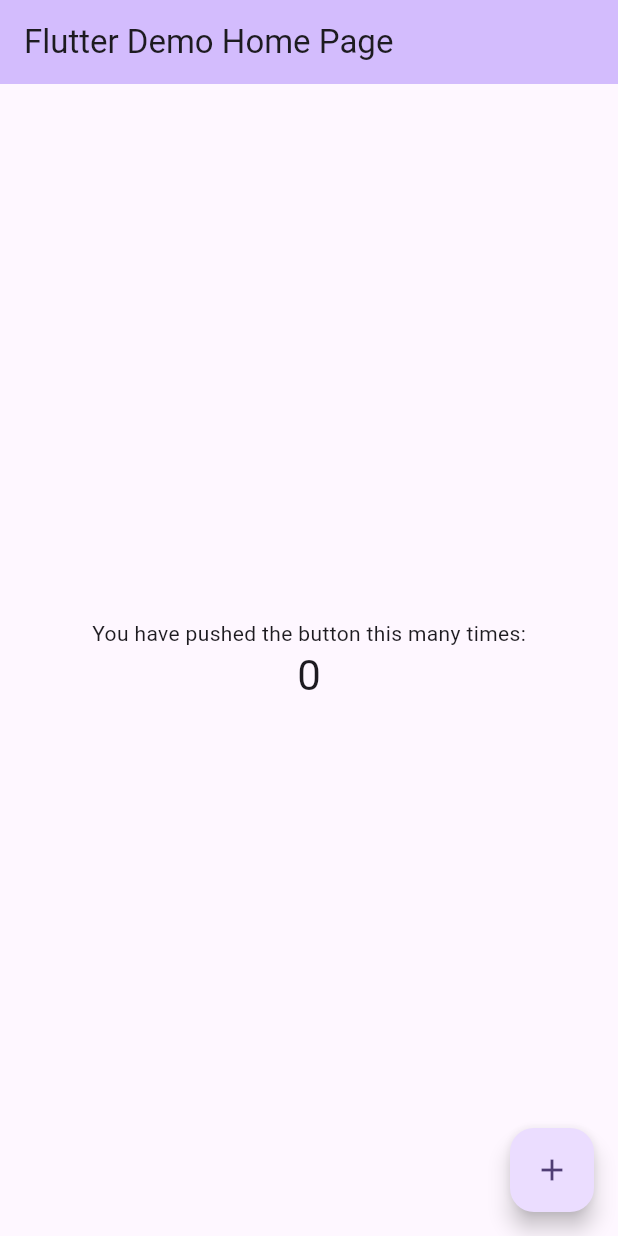
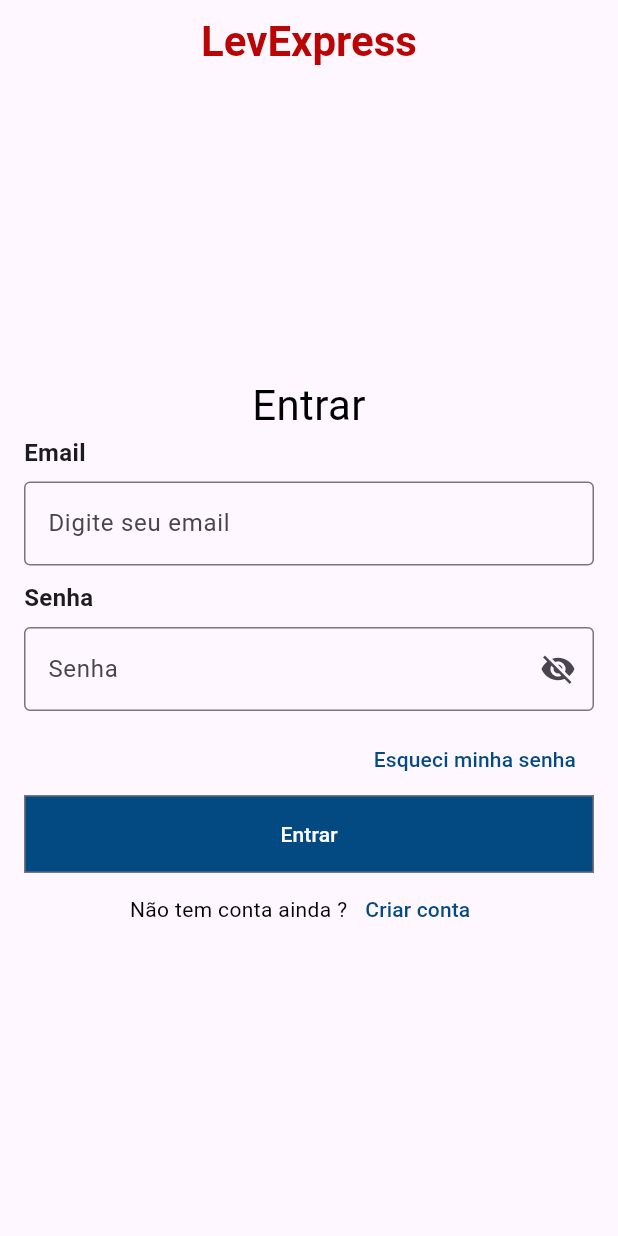
Before and after one commit to jaovy05/LevExpress, a Flutter app: the screen it shows after launch, on a phone screen of 412 x 824 dp. Run offline on Flutter 3.47's test engine with Material 3 defaults, Android fonts, the phone set to English and light mode, and no system bars.

Commit message:
Frontend login e registre-se

```diff
--- /dev/null
+++ b/levexpress/lib/Components/AppBackend/LoginForm.dart
@@ -0,0 +1,181 @@
+import 'package:flutter/material.dart';
+import 'package:http/http.dart' as http;
+import 'dart:convert';
+
+class LoginForm extends StatefulWidget {
+  const LoginForm({super.key});
+
+  @override
+  _LoginFormState createState() => _LoginFormState();
+}
+
+class _LoginFormState extends State<LoginForm> {
+  final _formKey = GlobalKey<FormState>();
+  String _email = '';
+  String _password = '';
+  // ignore: unused_field
+  bool _loading = false;
+  // ignore: unused_field
+  String? _error;
+  bool _obscureText = true;
+
+  Future<void> _login() async {
+    if (_formKey.currentState!.validate()) {
+      _formKey.currentState!.save();
+      final emailNormalizado = _email.trim().toLowerCase();
+      setState(() {
+        _loading = true;
+        _error = null;
+      });
+
+      try {
+        final response = await http.post(
+          Uri.parse('http://192.168.0.105:3000/login'),
+          headers: {'Content-Type': 'application/json'},
+          body: json.encode({'nome': emailNormalizado, 'senha': _password}),
+        );
+        if (response.statusCode == 200) {
+          Navigator.pushReplacementNamed(context, '/home');
+        } else {
+          setState(() {
+            _error = 'Email ou senha incorretos.';
+          });
+        }
+      } catch (e) {
+        setState(() {
+          _error = 'Erro ao conectar com o servidor.';
+        });
+      } finally {
+        setState(() {
+          _loading = false;
+        });
+      }
+    }
+  }
+
+  void _cadastro() {
+    Navigator.pushReplacementNamed(context, '/register');
+  }
+
+  @override
+  Widget build(BuildContext context) {
+    return Padding(
+      padding: const EdgeInsets.all(16.0),
+      child: Form(
+        key: _formKey,
+        child: Column(
+            mainAxisAlignment: MainAxisAlignment.center,
+            children: [
+            Text(
+              'Entrar',
+              style: TextStyle(
+              fontSize: 28,
+              color: const Color.fromARGB(255, 0, 0, 0),
+              ),
+              textAlign: TextAlign.center,
+            ),
+            Column(
+              crossAxisAlignment: CrossAxisAlignment.start,
+              children: [
+              Text(
+              'Email',
+              style: TextStyle(fontSize: 16, fontWeight: FontWeight.bold),
+              ),
+              SizedBox(height: 8),
+              TextFormField(
+              decoration: InputDecoration(
+              border: OutlineInputBorder(),
+              hintText: 'Digite seu email',
+              ),
+              validator: (value) {
+              if (value == null || value.isEmpty) {
+                return 'Por favor, insira um email válido';
+              }
+              return null;
+              },
+              onSaved: (value) => _email = value!,
+              ),
+              ],
+            ),
+            Padding(
+              padding: const EdgeInsets.only(top: 10.0),
+              child: Column(
+              crossAxisAlignment: CrossAxisAlignment.start,
+              children: [
+              Text(
+              'Senha',
+              style: TextStyle(fontSize: 16, fontWeight: FontWeight.bold),
+              ),
+              SizedBox(height: 8),
+              TextFormField(
+              decoration: InputDecoration(
+                border: OutlineInputBorder(),
+                hintText: 'Senha',
+                suffixIcon: IconButton(
+                icon: Icon(
+                _obscureText ? Icons.visibility_off : Icons.visibility,
+                ),
+                onPressed: () {
+                setState(() {
+                _obscureText = !_obscureText;
+                });
+                },
+                ),
+              ),
+              obscureText: _obscureText,
+              validator: (value) {
+                if (value == null || value.isEmpty || value.length < 6) {
+                return 'A senha deve ter pelo menos 6 caracteres';
+                }
+                return null;
+              },
+              onSaved: (value) => _password = value!,
+              ),
+              SizedBox(height: 8),
+              TextButton(
+              onPressed: _cadastro,
+              child: Align(
+                alignment: Alignment.centerRight,
+                child: Text(
+                'Esqueci minha senha',
+                style: TextStyle(color: const Color.fromARGB(255, 3, 74, 131)),
+                ),
+              ),
+              ),
+              ],
+              ),
+            ),
+            OutlinedButton(
+              onPressed: _login,
+              style: OutlinedButton.styleFrom(
+              padding: const EdgeInsets.symmetric(vertical: 16),
+              backgroundColor: const Color.fromARGB(255, 3, 74, 131),
+              minimumSize: const Size.fromHeight(50), // Faz o botão ocupar toda a largura disponível
+              shape: RoundedRectangleBorder(borderRadius: BorderRadius.zero)
+              ),
+              child: Text('Entrar', style: TextStyle(color: Colors.white)),
+            ),
+            Center(
+              child: Row(
+              mainAxisSize: MainAxisSize.min,
+              children: [
+                Text(
+                'Não tem conta ainda ?',
+                style: TextStyle(color: Colors.black),
+                ),
+                TextButton(
+                onPressed: _cadastro,
+                child: Text(
+                  'Criar conta',
+                  style: TextStyle(color: const Color.fromARGB(255, 3, 74, 131)),
+                ),
+                ),
+              ],
+              ),
+            ),
+          ],
+        ),
+      ),
+    );
+  }
+}
--- /dev/null
+++ b/levexpress/lib/Components/AppFrontend/LoginScreen.dart
@@ -0,0 +1,32 @@
+import 'package:flutter/material.dart';
+import '../AppBackend/LoginForm.dart';
+
+class LoginScreen extends StatelessWidget {
+  const LoginScreen({super.key});
+
+  @override
+  Widget build(BuildContext context) {
+    return Scaffold(
+      appBar: AppBar(
+        title: const Center(
+          child: Text('LevExpress',
+            style: TextStyle(
+              fontSize: 28,
+              fontWeight: FontWeight.bold,
+              color: Color.fromARGB(255, 186, 5, 5),
+            ),
+          ),
+        )
+
+      ),
+      body: Center(
+        child: Column(
+          mainAxisAlignment: MainAxisAlignment.center,
+          children: <Widget>[
+            LoginForm(),
+          ],
+        ),
+      ),
+    );
+  }
+}
--- a/levexpress/lib/main.dart
+++ b/levexpress/lib/main.dart
@@ -1,4 +1,6 @@
 import 'package:flutter/material.dart';
+import 'Components/AppFrontend/LoginScreen.dart';
+import 'Components/AppFrontend/RegisterScreen.dart';
 
 void main() {
   runApp(const MyApp());
@@ -11,112 +13,15 @@
   @override
   Widget build(BuildContext context) {
     return MaterialApp(
-      title: 'Flutter Demo',
+      title: 'LevExpress',
       theme: ThemeData(
-        // This is the theme of your application.
-        //
-        // TRY THIS: Try running your application with "flutter run". You'll see
-        // the application has a purple toolbar. Then, without quitting the app,
-        // try changing the seedColor in the colorScheme below to Colors.green
-        // and then invoke "hot reload" (save your changes or press the "hot
-        // reload" button in a Flutter-supported IDE, or press "r" if you used
-        // the command line to start the app).
-        //
-        // Notice that the counter didn't reset back to zero; the application
-        // state is not lost during the reload. To reset the state, use hot
-        // restart instead.
-        //
-        // This works for code too, not just values: Most code changes can be
-        // tested with just a hot reload.
-        colorScheme: ColorScheme.fromSeed(seedColor: Colors.deepPurple),
+      primarySwatch: Colors.blue,
       ),
-      home: const MyHomePage(title: 'Flutter Demo Home Page'),
+      initialRoute: '/login',
+      routes: {
+        '/login': (context) => const LoginScreen(),
+        '/register': (context) => const Registerscreen(),
+      },
     );
   }
 }
-
-class MyHomePage extends StatefulWidget {
-  const MyHomePage({super.key, required this.title});
-
-  // This widget is the home page of your application. It is stateful, meaning
-  // that it has a State object (defined below) that contains fields that affect
-  // how it looks.
-
-  // This class is the configuration for the state. It holds the values (in this
-  // case the title) provided by the parent (in this case the App widget) and
-  // used by the build method of the State. Fields in a Widget subclass are
-  // always marked "final".
-
-  final String title;
-
-  @override
-  State<MyHomePage> createState() => _MyHomePageState();
-}
-
-class _MyHomePageState extends State<MyHomePage> {
-  int _counter = 0;
-
-  void _incrementCounter() {
-    setState(() {
-      // This call to setState tells the Flutter framework that something has
-      // changed in this State, which causes it to rerun the build method below
-      // so that the display can reflect the updated values. If we changed
-      // _counter without calling setState(), then the build method would not be
-      // called again, and so nothing would appear to happen.
-      _counter++;
-    });
-  }
-
-  @override
-  Widget build(BuildContext context) {
-    // This method is rerun every time setState is called, for instance as done
-    // by the _incrementCounter method above.
-    //
-    // The Flutter framework has been optimized to make rerunning build methods
-    // fast, so that you can just rebuild anything that needs updating rather
-    // than having to individually change instances of widgets.
-    return Scaffold(
-      appBar: AppBar(
-        // TRY THIS: Try changing the color here to a specific color (to
-        // Colors.amber, perhaps?) and trigger a hot reload to see the AppBar
-        // change color while the other colors stay the same.
-        backgroundColor: Theme.of(context).colorScheme.inversePrimary,
-        // Here we take the value from the MyHomePage object that was created by
-        // the App.build method, and use it to set our appbar title.
-        title: Text(widget.title),
-      ),
-      body: Center(
-        // Center is a layout widget. It takes a single child and positions it
-        // in the middle of the parent.
-        child: Column(
-          // Column is also a layout widget. It takes a list of children and
-          // arranges them vertically. By default, it sizes itself to fit its
-          // children horizontally, and tries to be as tall as its parent.
-          //
-          // Column has various properties to control how it sizes itself and
-          // how it positions its children. Here we use mainAxisAlignment to
-          // center the children vertically; the main axis here is the vertical
-          // axis because Columns are vertical (the cross axis would be
-          // horizontal).
-          //
-          // TRY THIS: Invoke "debug painting" (choose the "Toggle Debug Paint"
-          // action in the IDE, or press "p" in the console), to see the
-          // wireframe for each widget.
-          mainAxisAlignment: MainAxisAlignment.center,
-          children: <Widget>[
-            const Text('You have pushed the button this many times:'),
-            Text(
-              '$_counter',
-              style: Theme.of(context).textTheme.headlineMedium,
-            ),
-          ],
-        ),
-      ),
-      floatingActionButton: FloatingActionButton(
-        onPressed: _incrementCounter,
-        tooltip: 'Increment',
-        child: const Icon(Icons.add),
-      ), // This trailing comma makes auto-formatting nicer for build methods.
-    );
-  }
-}
--- a/levexpress/pubspec.yaml
+++ b/levexpress/pubspec.yaml
@@ -30,6 +30,7 @@
 dependencies:
   flutter:
     sdk: flutter
+  http: ^1.3.0
 
   # The following adds the Cupertino Icons font to your application.
   # Use with the CupertinoIcons class for iOS style icons.
```
Also changed, not shown: levexpress/lib/Components/AppBackend/RegisterForm.dart (added, +195 -0 lines), levexpress/lib/Components/AppFrontend/RegisterScreen.dart (added, +32 -0 lines), levexpress/pubspec.lock.
